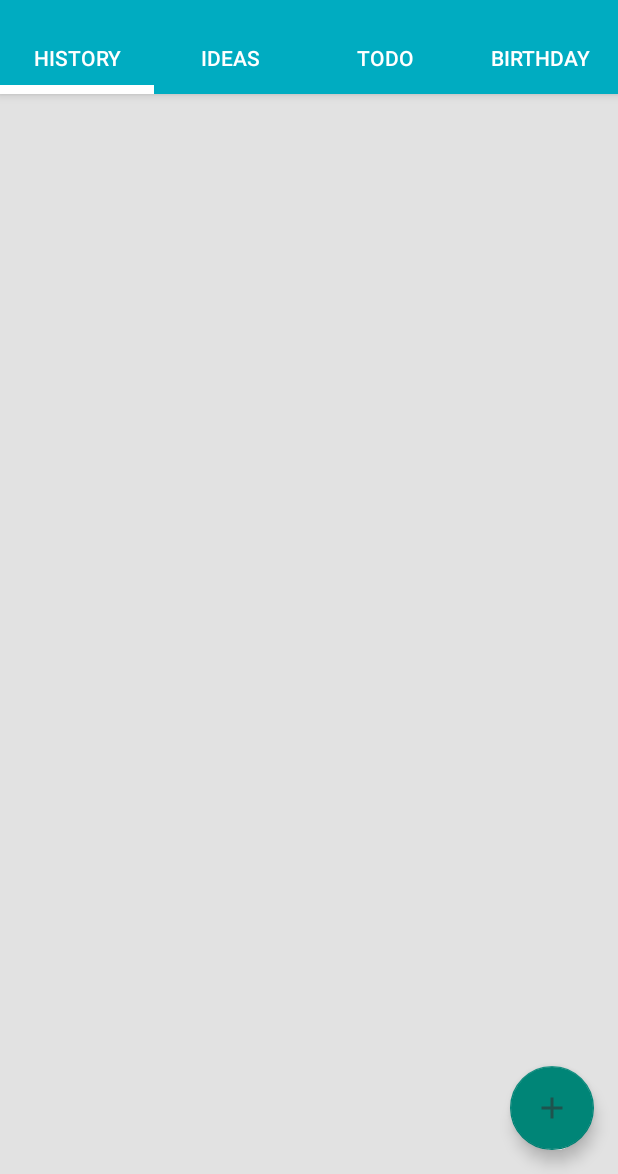
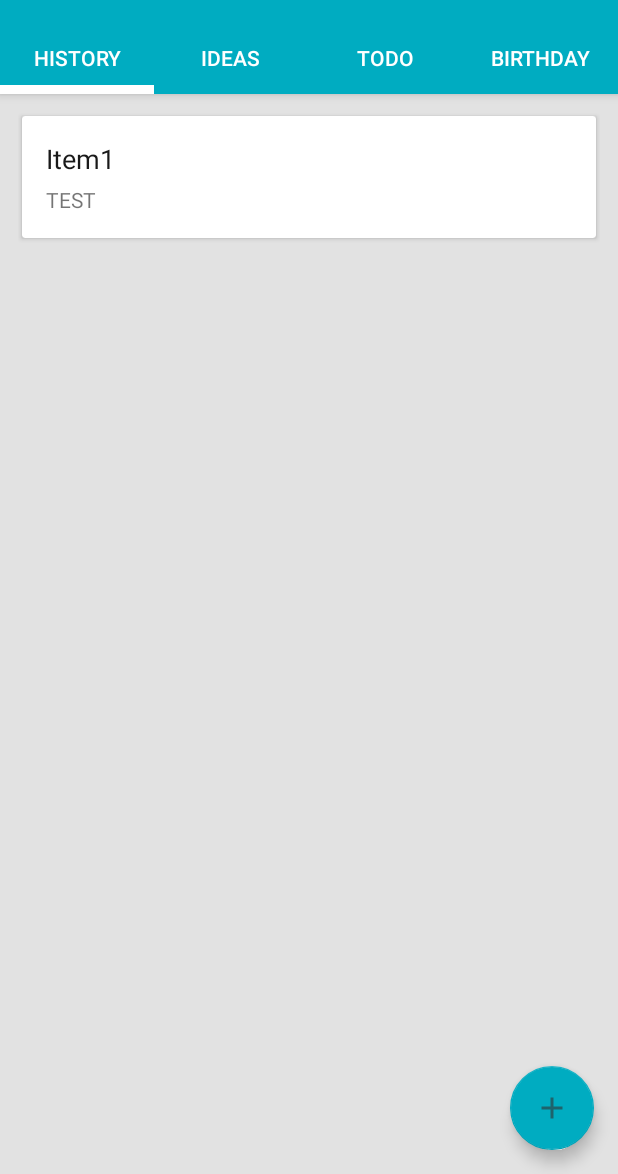
Before and after one commit to TarasTymoshchuk/RemindMeProject, an Android app: the screen it shows after launch (MainActivity), on a phone screen of 412 x 824 dp, the part 62-1236 px from its top. Run offline under Robolectric (Android 15) with nearby library versions, the light colour scheme and no system bars.

Commit message:
Create CardView for notification.

```diff
--- a/app/build.gradle
+++ b/app/build.gradle
@@ -22,6 +22,8 @@ android {
 dependencies {
     compile fileTree(dir: 'libs', include: ['*.jar'])
     testCompile 'junit:junit:4.12'
-    compile 'com.android.support:appcompat-v7:23.2.0'
-    compile 'com.android.support:design:23.2.0'
+    compile 'com.android.support:appcompat-v7:23.1.1'
+    compile 'com.android.support:design:23.1.1'
+    compile 'com.android.support:cardview-v7:23.1.1'
+    compile 'com.android.support:recyclerview-v7:23.1.1'
 }
--- /dev/null
+++ b/app/src/main/java/com/me/remind/remindmeproject/adapter/RemindListAdapter.java
@@ -0,0 +1,52 @@
+package com.me.remind.remindmeproject.adapter;
+
+import android.support.v7.widget.CardView;
+import android.support.v7.widget.RecyclerView;
+import android.view.LayoutInflater;
+import android.view.View;
+import android.view.ViewGroup;
+import android.widget.TextView;
+
+import com.me.remind.remindmeproject.R;
+import com.me.remind.remindmeproject.dto.RemindDTO;
+
+import java.util.List;
+
+public class RemindListAdapter extends RecyclerView.Adapter<RemindListAdapter.RemindViewHolder>{
+
+    private List<RemindDTO> data;
+
+    public RemindListAdapter(List<RemindDTO> data) {
+        this.data = data;
+    }
+
+    @Override
+    public RemindViewHolder onCreateViewHolder(ViewGroup parent, int viewType) {
+        View view = LayoutInflater.from(parent.getContext()).inflate(R.layout.remind_item, parent, false);
+
+        return new RemindViewHolder(view);
+    }
+
+    @Override
+    public void onBindViewHolder(RemindViewHolder holder, int position) {
+        RemindDTO item = data.get(position);
+        holder.title.setText(item.getTitle());
+    }
+
+    @Override
+    public int getItemCount() {
+        return data.size();
+    }
+
+    public static class RemindViewHolder extends RecyclerView.ViewHolder{
+        CardView cardView;
+        TextView title;
+
+        public RemindViewHolder(View itemView) {
+            super(itemView);
+
+            cardView = (CardView) itemView.findViewById(R.id.cardView);
+            title = (TextView) itemView.findViewById(R.id.title);
+        }
+    }
+}
--- /dev/null
+++ b/app/src/main/java/com/me/remind/remindmeproject/dto/RemindDTO.java
@@ -0,0 +1,17 @@
+package com.me.remind.remindmeproject.dto;
+
+public class RemindDTO {
+    private String title;
+
+    public RemindDTO(String title) {
+        this.title = title;
+    }
+
+    public String getTitle() {
+        return title;
+    }
+
+    public void setTitle(String title) {
+        this.title = title;
+    }
+}
--- a/app/src/main/java/com/me/remind/remindmeproject/fragment/HistoryFragment.java
+++ b/app/src/main/java/com/me/remind/remindmeproject/fragment/HistoryFragment.java
@@ -3,14 +3,21 @@ package com.me.remind.remindmeproject.fragment;
 import android.content.Context;
 import android.os.Bundle;
 import android.support.annotation.Nullable;
+import android.support.v7.widget.LinearLayoutManager;
+import android.support.v7.widget.RecyclerView;
 import android.view.LayoutInflater;
 import android.view.View;
 import android.view.ViewGroup;
 
 import com.me.remind.remindmeproject.R;
+import com.me.remind.remindmeproject.adapter.RemindListAdapter;
+import com.me.remind.remindmeproject.dto.RemindDTO;
+
+import java.util.ArrayList;
+import java.util.List;
 
 public class HistoryFragment extends AbstractTabFragment{
-    private static final int LAYOUT = R.layout.fragment_example;
+    private static final int LAYOUT = R.layout.fragment_history;
 
     public static HistoryFragment getInstance(Context context) {
         Bundle args = new Bundle();
@@ -26,7 +33,25 @@ public class HistoryFragment extends AbstractTabFragment{
     @Override
     public View onCreateView(LayoutInflater inflater, ViewGroup container, Bundle savedInstanceState) {
         view = inflater.inflate(LAYOUT, container, false);
-        return super.onCreateView(inflater, container, savedInstanceState);
+
+        RecyclerView rv = (RecyclerView) view.findViewById(R.id.recycleView);
+        rv.setLayoutManager(new LinearLayoutManager(context));
+        rv.setAdapter(new RemindListAdapter(createMockRemindListData()));
+
+        return view;
+    }
+
+    private List<RemindDTO> createMockRemindListData() {
+        List<RemindDTO> data = new ArrayList<>();
+        data.add(new RemindDTO("Item1"));
+        data.add(new RemindDTO("Item2"));
+        data.add(new RemindDTO("Item3"));
+        data.add(new RemindDTO("Item4"));
+        data.add(new RemindDTO("Item5"));
+        data.add(new RemindDTO("Item6"));
+        data.add(new RemindDTO("Item7"));
+
+        return data;
     }
 
     public void setContext(Context context) {
--- a/app/src/main/res/layout/activity_main.xml
+++ b/app/src/main/res/layout/activity_main.xml
@@ -2,7 +2,6 @@
 <android.support.v4.widget.DrawerLayout
     xmlns:android="http://schemas.android.com/apk/res/android"
     xmlns:app="http://schemas.android.com/apk/res-auto"
-    xmlns:tools="http://schemas.android.com/tools"
     android:id="@+id/drawer_layout"
     android:layout_width="match_parent"
     android:layout_height="match_parent"
@@ -42,6 +41,7 @@
             app:layout_behavior="@string/appbar_scrolling_view_behavior" />
 
         <android.support.design.widget.FloatingActionButton
+            xmlns:app="http://schemas.android.com/apk/res-auto"
             android:id="@+id/fab"
             android:layout_width="wrap_content"
             android:layout_height="wrap_content"
@@ -49,7 +49,8 @@
             android:layout_gravity="end|bottom"
             android:layout_marginBottom="@dimen/fab_margin"
             android:layout_marginRight="@dimen/fab_margin"
-            tools:ignore="RtlHardcoded" />
+            app:backgroundTint="@color/colorPrimary"
+            />
 
     </android.support.design.widget.CoordinatorLayout>
 
--- /dev/null
+++ b/app/src/main/res/layout/fragment_history.xml
@@ -0,0 +1,17 @@
+<?xml version="1.0" encoding="utf-8"?>
+<LinearLayout xmlns:android="http://schemas.android.com/apk/res/android"
+    android:orientation="vertical"
+    android:layout_width="match_parent"
+    android:layout_height="match_parent"
+    android:paddingTop="5dp"
+    android:paddingBottom="5dp"
+    >
+
+    <android.support.v7.widget.RecyclerView
+        android:id="@+id/recycleView"
+        android:layout_width="match_parent"
+        android:layout_height="match_parent"
+
+        />
+
+</LinearLayout>
--- /dev/null
+++ b/app/src/main/res/layout/remind_item.xml
@@ -0,0 +1,48 @@
+<?xml version="1.0" encoding="utf-8"?>
+<LinearLayout xmlns:android="http://schemas.android.com/apk/res/android"
+    xmlns:card="http://schemas.android.com/apk/res-auto"
+    android:orientation="vertical"
+    android:layout_width="match_parent"
+    android:layout_height="match_parent"
+    android:layout_marginTop="5dp"
+    android:layout_marginBottom="5dp"
+    android:layout_marginLeft="12dp"
+    android:layout_marginRight="12dp">
+
+    <android.support.v7.widget.CardView
+        android:id="@+id/cardView"
+        android:layout_width="match_parent"
+        android:layout_height="wrap_content"
+        card:cardElevation="2dp"
+        card:cardUseCompatPadding="true"
+        >
+
+        <LinearLayout
+            android:layout_width="match_parent"
+            android:layout_height="wrap_content"
+            android:padding="16dp"
+            android:orientation="vertical">
+
+            <TextView
+                android:id="@+id/title"
+                android:layout_width="wrap_content"
+                android:layout_height="wrap_content"
+                android:textSize="8pt"
+                android:textColor="@color/colorBlack"
+                android:paddingBottom="5dp"
+                />
+
+            <LinearLayout
+                android:layout_width="wrap_content"
+                android:layout_height="match_parent">
+                <TextView
+                    android:layout_width="wrap_content"
+                    android:layout_height="wrap_content"
+                    android:text="TEST"/>
+            </LinearLayout>
+
+        </LinearLayout>
+
+    </android.support.v7.widget.CardView>
+
+</LinearLayout>
--- a/app/src/main/res/values/colors.xml
+++ b/app/src/main/res/values/colors.xml
@@ -4,4 +4,5 @@
     <color name="colorPrimaryDark">#008a9a</color>
     <color name="mainBackground">#e2e2e2</color>
     <color name="mainWhite">#e2e2e2</color>
+    <color name="colorBlack">#191919</color>
 </resources>
```
